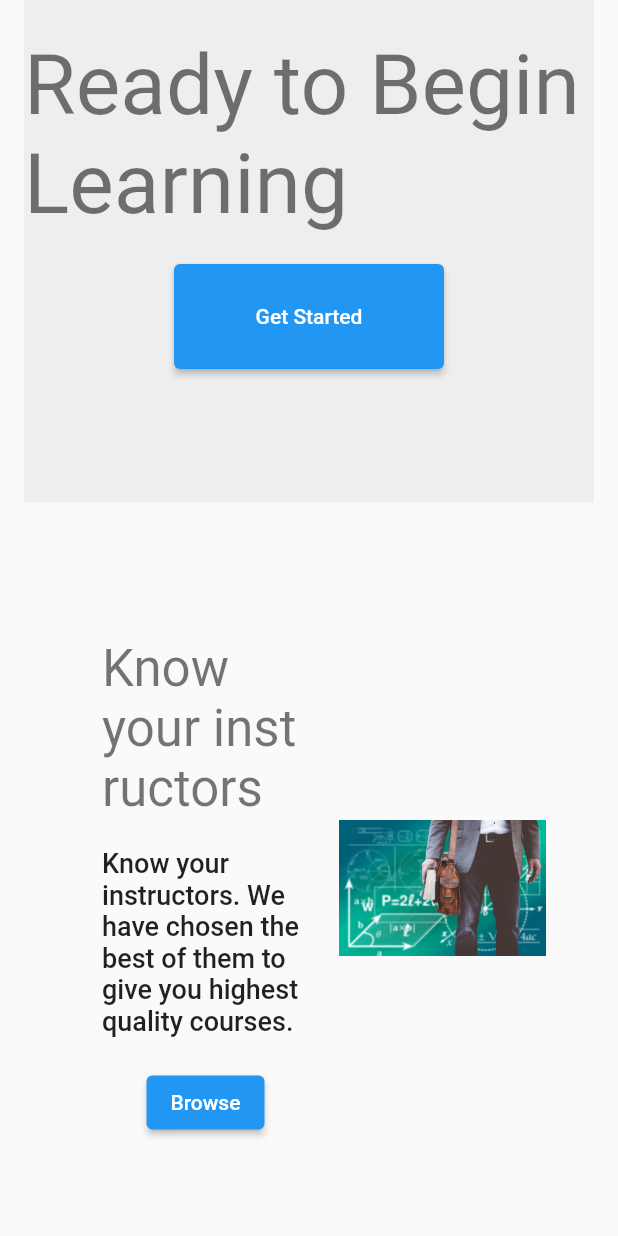
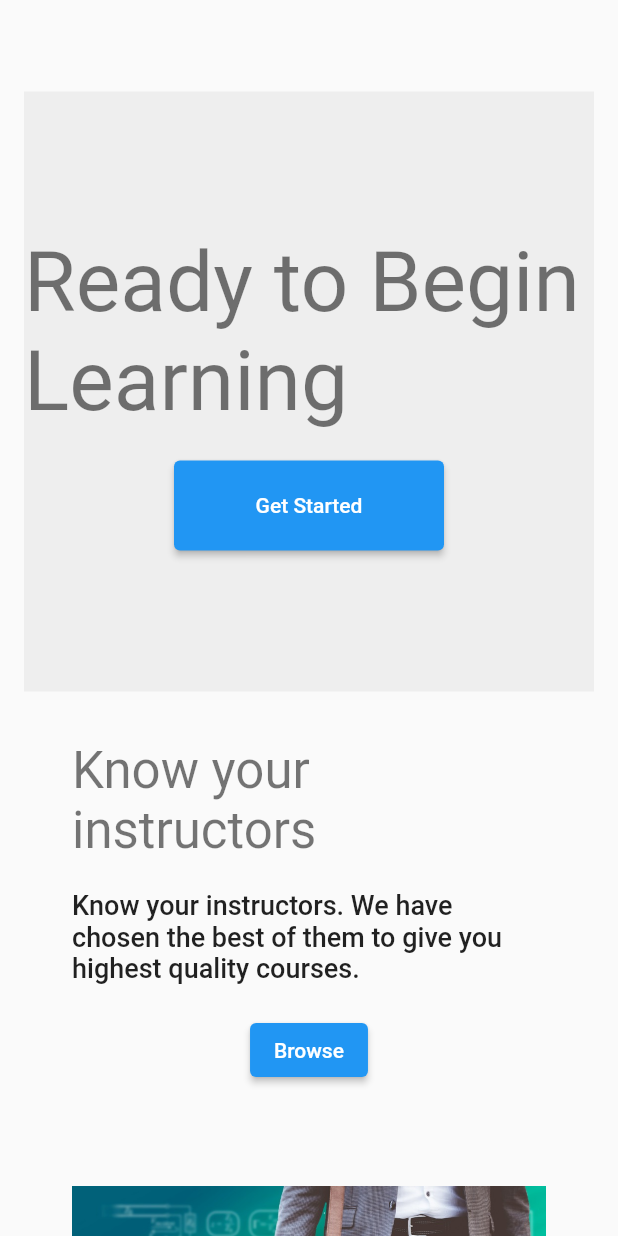
Before and after one commit to hashemidesign/flutter_academy, a Flutter app: the screen it shows after launch, scrolled down 2304 dp, after a tap on "Get Started", on a phone screen of 412 x 824 dp. Run offline on Flutter 3.47's test engine with Material 2 defaults, Android fonts, the phone set to English and light mode, and no system bars.

Commit message:
add responsive and adaptive conditions to the design

```diff
--- a/lib/pages/home_page.dart
+++ b/lib/pages/home_page.dart
@@ -1,7 +1,9 @@
+import 'package:flutter/foundation.dart';
 import 'package:flutter/material.dart';
 import 'package:flutter_academy/widgets/header.dart';
 
 import '../res/assets.dart';
+import '../res/responsive.dart';
 import '../widgets/call_to_action.dart';
 import '../widgets/course_card.dart';
 import '../widgets/featured_section.dart';
@@ -13,11 +15,80 @@ class HomePage extends StatelessWidget {
   @override
   Widget build(BuildContext context) {
     return Scaffold(
+      drawer: MediaQuery.of(context).size.width > ScreenSizes.md
+          ? null
+          : Drawer(
+              child: ListView(
+                children: [
+                  Container(
+                    color: Theme.of(context).primaryColor,
+                    padding: const EdgeInsets.all(16.0),
+                    child: Text(
+                      "Flutter Academy",
+                      style: Theme.of(context)
+                          .textTheme
+                          .headline6
+                          ?.copyWith(color: Colors.white),
+                    ),
+                  ),
+                  ListTile(
+                    onTap: () {},
+                    title: const Text("Home"),
+                  ),
+                  ListTile(
+                    onTap: () {},
+                    title: const Text("Courses"),
+                  ),
+                  ListTile(
+                    onTap: () {},
+                    title: const Text("About"),
+                  ),
+                  ListTile(
+                    onTap: () {},
+                    title: const Text("Contact"),
+                  ),
+                ],
+              ),
+            ),
       body: ListView(
         padding: const EdgeInsets.all(16.0),
         children: [
           AppBar(
             title: const Text("Flutter Academy"),
+            elevation: kIsWeb ? 0 : null,
+            centerTitle: kIsWeb ? false : null,
+            actions: (MediaQuery.of(context).size.width <= ScreenSizes.md)
+                ? null
+                : [
+                    TextButton(
+                      onPressed: () {},
+                      style: TextButton.styleFrom(
+                        primary: Colors.white,
+                      ),
+                      child: const Text("Home"),
+                    ),
+                    TextButton(
+                      onPressed: () {},
+                      style: TextButton.styleFrom(
+                        primary: Colors.white,
+                      ),
+                      child: const Text("Courses"),
+                    ),
+                    TextButton(
+                      onPressed: () {},
+                      style: TextButton.styleFrom(
+                        primary: Colors.white,
+                      ),
+                      child: const Text("About"),
+                    ),
+                    TextButton(
+                      onPressed: () {},
+                      style: TextButton.styleFrom(
+                        primary: Colors.white,
+                      ),
+                      child: const Text("Contact"),
+                    ),
+                  ],
           ),
           const Header(),
           const SizedBox(height: 40.0),
@@ -38,7 +109,7 @@ class HomePage extends StatelessWidget {
                   title: "Taking Flutter to Web",
                   image: Assets.course,
                   description:
-                  "Flutter web is stable. But there are no proper course focused on Flutter web. So, In this course we will learn what Flutter web is good for and we will build a production grade application along the way.",
+                      "Flutter web is stable. But there are no proper course focused on Flutter web. So, In this course we will learn what Flutter web is good for and we will build a production grade application along the way.",
                   onActionPressed: () {},
                 ),
                 const SizedBox(width: 20.0),
@@ -46,7 +117,7 @@ class HomePage extends StatelessWidget {
                   title: "Taking Flutter to Web",
                   image: Assets.course,
                   description:
-                  "Flutter web is stable. But there are no proper course focused on Flutter web. So, In this course we will learn what Flutter web is good for and we will build a production grade application along the way.",
+                      "Flutter web is stable. But there are no proper course focused on Flutter web. So, In this course we will learn what Flutter web is good for and we will build a production grade application along the way.",
                   onActionPressed: () {},
                 ),
               ],
@@ -57,7 +128,7 @@ class HomePage extends StatelessWidget {
               image: Assets.instructor,
               title: "Start teaching today",
               description:
-              "Instructors from around the world teach millions of students on Udemy. We provide the tools and skills to teach what you love.",
+                  "Instructors from around the world teach millions of students on Udemy. We provide the tools and skills to teach what you love.",
               buttonLabel: "Become an instructor",
               onActionPressed: () {},
             ),
@@ -68,7 +139,7 @@ class HomePage extends StatelessWidget {
               image: Assets.instructor,
               title: "Transform your life through education",
               description:
-              "Education changes your life beyond your imagination. Education enables you to achieve your dreams.",
+                  "Education changes your life beyond your imagination. Education enables you to achieve your dreams.",
               buttonLabel: "Start learning",
               onActionPressed: () {},
             ),
@@ -80,7 +151,7 @@ class HomePage extends StatelessWidget {
               image: Assets.instructor,
               title: "Know your instructors",
               description:
-              "Know your instructors. We have chosen the best of them to give you highest quality courses.",
+                  "Know your instructors. We have chosen the best of them to give you highest quality courses.",
               buttonLabel: "Browse",
               onActionPressed: () {},
             ),
--- /dev/null
+++ b/lib/res/responsive.dart
@@ -0,0 +1,18 @@
+import 'package:flutter/material.dart';
+
+class ScreenSizes {
+  static const double xs = 480.0;
+  static const double sm = 640.0;
+  static const double md = 768.0;
+  static const double lg = 1024.0;
+  static const double xl = 1280.0;
+  static const double xxl = 1536.0;
+}
+
+Axis getAxis(double width) =>
+    width > ScreenSizes.md ? Axis.horizontal : Axis.vertical;
+
+
+extension ChangeAxisBasedOnWidth on double {
+  Axis getAxis() => this > ScreenSizes.md ? Axis.horizontal : Axis.vertical;
+}
--- a/lib/widgets/call_to_action.dart
+++ b/lib/widgets/call_to_action.dart
@@ -1,4 +1,5 @@
 import 'package:flutter/material.dart';
+import 'package:flutter_academy/res/responsive.dart';
 
 class CallToAction extends StatelessWidget {
   const CallToAction({Key? key}) : super(key: key);
@@ -20,7 +21,9 @@ class CallToAction extends StatelessWidget {
           const SizedBox(height: 20.0),
           ElevatedButton(
             style: ElevatedButton.styleFrom(
-              fixedSize: Size(180, 70),
+              fixedSize: MediaQuery.of(context).size.width > ScreenSizes.md
+                  ? const Size(180, 50)
+                  : const Size(180, 60),
             ),
             onPressed: () {
               print("register");
--- a/lib/widgets/featured_section.dart
+++ b/lib/widgets/featured_section.dart
@@ -1,4 +1,5 @@
 import 'package:flutter/material.dart';
+import 'package:flutter_academy/res/responsive.dart';
 
 class FeaturedSection extends StatelessWidget {
   const FeaturedSection({
@@ -20,10 +21,12 @@ class FeaturedSection extends StatelessWidget {
 
   @override
   Widget build(BuildContext context) {
+    final width = MediaQuery.of(context).size.width;
     return Container(
-      width: 1340,
+      height: width > ScreenSizes.md ? null : 600,
       padding: const EdgeInsets.all(32.0),
-      child: Row(
+      child: Flex(
+        direction: width.getAxis(),
         children: [
           if (imageLeft)
             Expanded(
--- a/lib/widgets/footer.dart
+++ b/lib/widgets/footer.dart
@@ -1,60 +1,60 @@
 import 'package:flutter/material.dart';
+import 'package:flutter_academy/res/responsive.dart';
 
 class Footer extends StatelessWidget {
   const Footer({Key? key}) : super(key: key);
 
   @override
   Widget build(BuildContext context) {
+    final width = MediaQuery.of(context).size.width;
     return Container(
-      height: 300,
       color: Colors.grey.shade900,
       child: Column(
         mainAxisAlignment: MainAxisAlignment.start,
+        mainAxisSize: MainAxisSize.min,
         children: [
           const SizedBox(height: 20.0),
-          Expanded(
-            child: Row(
+          Flex(
+            direction: width.getAxis(),
             crossAxisAlignment: CrossAxisAlignment.start,
             children: [
-                const SizedBox(width: 20.0),
-                Expanded(
-                  child: Column(
+              if(width > ScreenSizes.md) const SizedBox(width: 20.0),
+              Column(
                 crossAxisAlignment: CrossAxisAlignment.start,
-                    children: [
+                children: const [
                   FooterLink("Home"),
                   FooterLink("About"),
                   FooterLink("Download Apps"),
                   FooterLink("Contact"),
                 ],
               ),
-                ),
-                Expanded(
-                  child: Column(
+              if (width > ScreenSizes.md) const Spacer(),
+              Column(
                 crossAxisAlignment: CrossAxisAlignment.start,
-                    children: [
+                children: const [
                   FooterLink("Blog"),
                   FooterLink("Help and Support"),
                   FooterLink("Join Us"),
                 ],
               ),
-                ),
-                Expanded(
-                  child: Column(
+              if (width > ScreenSizes.md) const Spacer(),
+              Column(
                 crossAxisAlignment: CrossAxisAlignment.start,
-                    children: [
+                children: const [
                   FooterLink("Terms"),
                   FooterLink("Privacy Policy"),
                 ],
               ),
-                ),
             ],
           ),
-          ),
           const SizedBox(height: 10.0),
-          Row(
+          Flex(
+            direction: width.getAxis(),
             children: [
               Padding(
-                padding: const EdgeInsets.only(left: 20.0),
+                padding: width > ScreenSizes.md
+                    ? const EdgeInsets.only(left: 20.0)
+                    : const EdgeInsets.all(0),
                 child: Text(
                   "Flutter Academy",
                   style: Theme.of(context).textTheme.headline5?.copyWith(
@@ -62,9 +62,11 @@ class Footer extends StatelessWidget {
                       ),
                 ),
               ),
-              Spacer(),
+              width > ScreenSizes.md ? Spacer() : const SizedBox(height: 10.0),
               Padding(
-                padding: const EdgeInsets.only(right: 30.0),
+                padding: width > ScreenSizes.md
+                    ? const EdgeInsets.only(right: 30.0)
+                    : const EdgeInsets.only(bottom: 10),
                 child: Text(
                   "© 2018 Flutter Academy",
                   style: Theme.of(context)
@@ -75,7 +77,7 @@ class Footer extends StatelessWidget {
               ),
             ],
           ),
-          const SizedBox(height: 30.0),
+          // const SizedBox(height: 30.0),
         ],
       ),
     );
```
Lines whose indentation alone changed are shown as unchanged.
